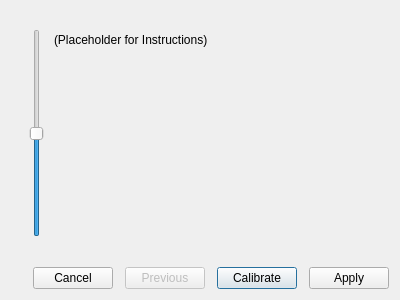
Qt form rtcalibratexcdialog.ui (britus/RoccatTyon) before a commit.
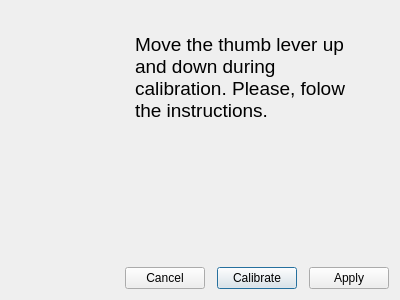
The same form after that commit. The open tabs and pages were chosen to show the change. Custom widgets are drawn as their Qt base class.

```diff
--- a/rtcalibratexcdialog.ui
+++ b/rtcalibratexcdialog.ui
@@ -14,9 +14,6 @@
    <string>Dialog</string>
   </property>
   <layout class="QVBoxLayout" name="verticalLayout">
-   <property name="spacing">
-    <number>12</number>
-   </property>
    <item>
     <widget class="QWidget" name="pnlContent" native="true">
      <layout class="QVBoxLayout" name="verticalLayout_2">
@@ -70,26 +67,48 @@
         </widget>
         <widget class="QWidget" name="pgCalibrate">
          <layout class="QHBoxLayout" name="horizontalLayout_2">
+          <property name="spacing">
+           <number>12</number>
+          </property>
           <item>
-           <widget class="QSlider" name="vslXCelerate">
-            <property name="minimum">
-             <number>0</number>
+           <widget class="RTXCeleratorWidget" name="vslXCelerate" native="true">
+            <property name="sizePolicy">
+             <sizepolicy hsizetype="Fixed" vsizetype="Expanding">
+              <horstretch>0</horstretch>
+              <verstretch>0</verstretch>
+             </sizepolicy>
             </property>
-            <property name="maximum">
-             <number>2</number>
+            <property name="minimumSize">
+             <size>
+              <width>90</width>
+              <height>0</height>
+             </size>
             </property>
-            <property name="value">
-             <number>1</number>
-            </property>
-            <property name="orientation">
-             <enum>Qt::Orientation::Vertical</enum>
+            <property name="maximumSize">
+             <size>
+              <width>90</width>
+              <height>16777215</height>
+             </size>
             </property>
            </widget>
           </item>
           <item>
            <widget class="QLabel" name="txInstruction">
+            <property name="sizePolicy">
+             <sizepolicy hsizetype="Expanding" vsizetype="Expanding">
+              <horstretch>0</horstretch>
+              <verstretch>0</verstretch>
+             </sizepolicy>
+            </property>
             <property name="text">
-             <string>(Placeholder for Instructions)</string>
+             <string>&lt;!DOCTYPE HTML PUBLIC &quot;-//W3C//DTD HTML 4.0//EN&quot; &quot;http://www.w3.org/TR/REC-html40/strict.dtd&quot;&gt;
+&lt;html&gt;&lt;head&gt;&lt;meta name=&quot;qrichtext&quot; content=&quot;1&quot; /&gt;&lt;meta charset=&quot;utf-8&quot; /&gt;&lt;style type=&quot;text/css&quot;&gt;
+p, li { white-space: pre-wrap; }
+hr { height: 1px; border-width: 0; }
+li.unchecked::marker { content: &quot;\2610&quot;; }
+li.checked::marker { content: &quot;\2612&quot;; }
+&lt;/style&gt;&lt;/head&gt;&lt;body style=&quot; font-family:'.AppleSystemUIFont'; font-size:13pt; font-weight:400; font-style:normal;&quot;&gt;
+&lt;p style=&quot; margin-top:0px; margin-bottom:0px; margin-left:0px; margin-right:0px; -qt-block-indent:0; text-indent:0px;&quot;&gt;&lt;span style=&quot; font-size:14pt;&quot;&gt;Move the thumb lever up and down during calibration. Please, folow the instructions.&lt;/span&gt;&lt;/p&gt;&lt;/body&gt;&lt;/html&gt;</string>
             </property>
             <property name="alignment">
              <set>Qt::AlignmentFlag::AlignLeading|Qt::AlignmentFlag::AlignLeft|Qt::AlignmentFlag::AlignTop</set>
@@ -148,19 +167,15 @@
       </item>
       <item>
        <widget class="QPushButton" name="pbCancel">
+        <property name="enabled">
+         <bool>true</bool>
+        </property>
         <property name="text">
          <string>Cancel</string>
         </property>
-       </widget>
-      </item>
-      <item>
-       <widget class="QPushButton" name="pbPrevPage">
-        <property name="enabled">
+        <property name="autoDefault">
          <bool>false</bool>
         </property>
-        <property name="text">
-         <string>Previous</string>
-        </property>
        </widget>
       </item>
       <item>
@@ -185,6 +200,14 @@
    </item>
   </layout>
  </widget>
+ <customwidgets>
+  <customwidget>
+   <class>RTXCeleratorWidget</class>
+   <extends>QWidget</extends>
+   <header>rtxceleratorwidget.h</header>
+   <container>1</container>
+  </customwidget>
+ </customwidgets>
  <resources/>
  <connections/>
 </ui>
```
Left out of the diff: 19 changed lines with no effect on the pictures.
